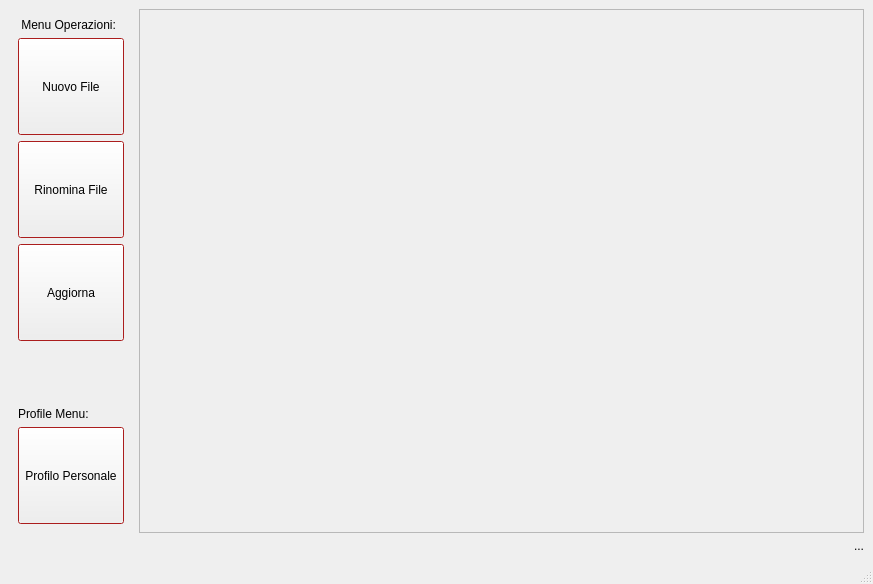
Before: the Qt Designer form Login/clientfilesystem.ui in cosimo265598/Edilive, drawn with Qt 5.
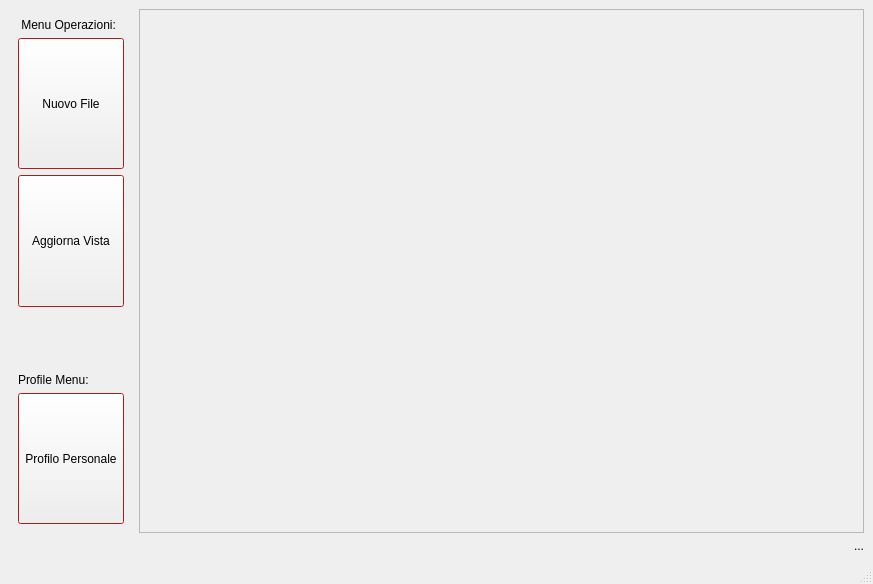
After: the same form once the commit is applied.

Patch:
```diff
--- a/Login/clientfilesystem.ui
+++ b/Login/clientfilesystem.ui
@@ -122,19 +122,6 @@
            </property>
           </widget>
          </item>
-         <item>
-          <widget class="QPushButton" name="pushButton_rename_file">
-           <property name="sizePolicy">
-            <sizepolicy hsizetype="Minimum" vsizetype="Preferred">
-             <horstretch>0</horstretch>
-             <verstretch>0</verstretch>
-            </sizepolicy>
-           </property>
-           <property name="text">
-            <string>Rinomina File</string>
-           </property>
-          </widget>
-         </item>
          <item>
           <widget class="QPushButton" name="pushButton_aggiorna_vista">
            <property name="sizePolicy">
@@ -144,7 +131,7 @@
             </sizepolicy>
            </property>
            <property name="text">
-            <string>Aggiorna</string>
+            <string>Aggiorna Vista</string>
            </property>
           </widget>
          </item>
```
